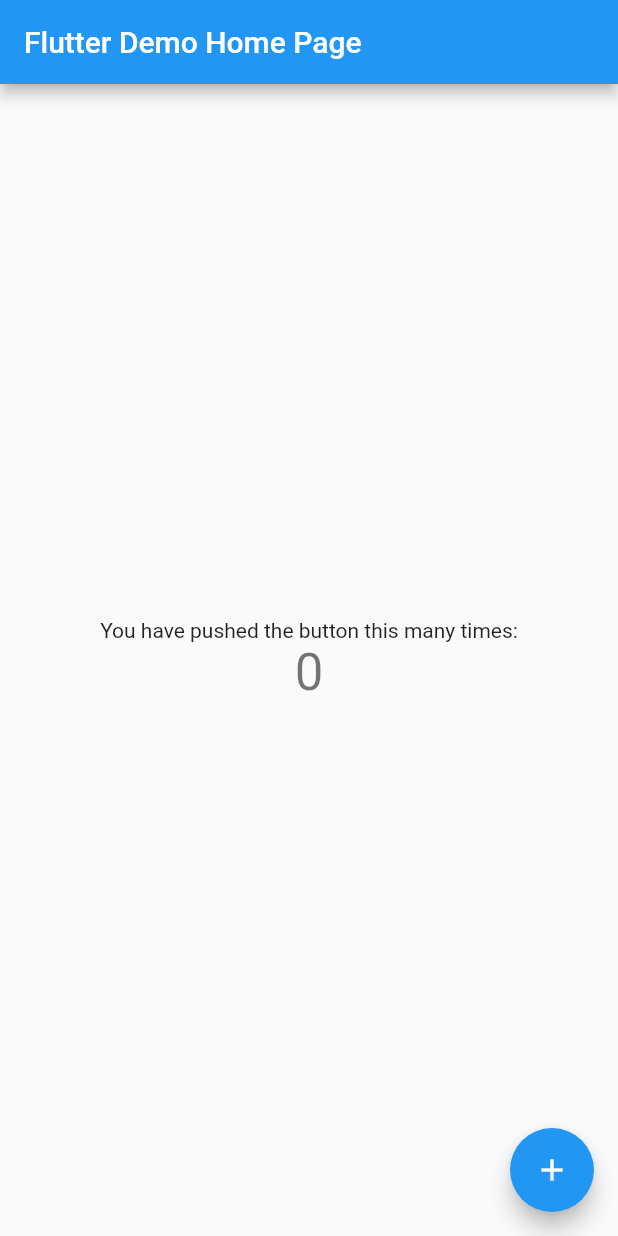
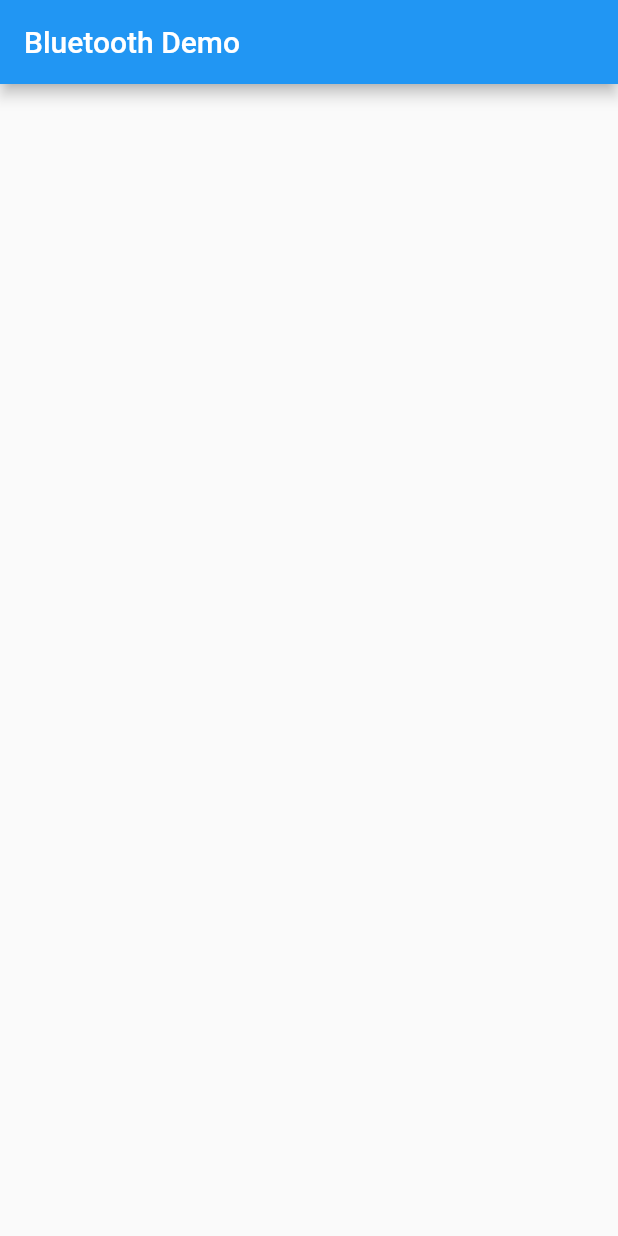
Before and after one commit to Cgende/bor-network, a Flutter app: the screen it shows after launch, on a phone screen of 412 x 824 dp. Run offline on Flutter 3.47's test engine with Material 2 defaults, Android fonts, the phone set to English and light mode, and no system bars; our stand-ins replace flutter_bluetooth_serial; missing offline and left inert: flutter_reactive_ble.

```diff
--- a/lib/main.dart
+++ b/lib/main.dart
@@ -1,4 +1,13 @@
+import 'dart:async';
+import 'dart:collection';
+import 'dart:convert';
+import 'dart:math';
+import 'dart:typed_data';
+import 'dart:core';
+
 import 'package:flutter/material.dart';
+import 'package:flutter_reactive_ble/flutter_reactive_ble.dart';
+import 'package:flutter_bluetooth_serial/flutter_bluetooth_serial.dart';
 
 void main() {
   runApp(const MyApp());
@@ -11,7 +20,7 @@ class MyApp extends StatelessWidget {
   @override
   Widget build(BuildContext context) {
     return MaterialApp(
-      title: 'Flutter Demo',
+      title: 'Bluetooth Demo',
       theme: ThemeData(
         // This is the theme of your application.
         //
@@ -24,7 +33,7 @@ class MyApp extends StatelessWidget {
         // is not restarted.
         primarySwatch: Colors.blue,
       ),
-      home: const MyHomePage(title: 'Flutter Demo Home Page'),
+      home: const MyHomePage(title: 'Bluetooth Demo'),
     );
   }
 }
@@ -48,18 +57,84 @@ class MyHomePage extends StatefulWidget {
 }
 
 class _MyHomePageState extends State<MyHomePage> {
-  int _counter = 0;
+  final flutterReactiveBle = FlutterReactiveBle();
+  List discoveredDevices = [];
 
-  void _incrementCounter() {
-    setState(() {
-      // This call to setState tells the Flutter framework that something has
-      // changed in this State, which causes it to rerun the build method below
-      // so that the display can reflect the updated values. If we changed
-      // _counter without calling setState(), then the build method would not be
-      // called again, and so nothing would appear to happen.
-      _counter++;
+  StreamController<List> discoveredDevicesStreamController = StreamController();
+
+  @override
+  void initState() {
+    super.initState();
+
+    //  BLE
+    flutterReactiveBle.statusStream.listen((status) async {
+      debugPrint("BLE STATUS: ${status.toString()}");
+
+      if(status == BleStatus.ready){
+        flutterReactiveBle.scanForDevices(scanMode: ScanMode.lowLatency, withServices: []).listen((device) {
+        if(!discoveredDevices.any((element) => element.id == device.id)){
+          discoveredDevices.add(device);
+          discoveredDevicesStreamController.add(discoveredDevices);
+          print(discoveredDevices.length);
+        }
+
+          //code for handling results
+        }, onError: (error) {
+          //code for handling error
+        });
+
+
+        // while(true) {
+        //   flutterReactiveBle.connectToDevice(
+        //     // id: "94:B8:6D:F0:BB:48", //WINDOWS
+        //     id: "98:E0:D9:A2:34:A0", // MAC
+        //     connectionTimeout: const Duration(seconds: 15),
+        //   ).listen((connectionState) {
+        //     print("CONNECTION STATE UPDATE: $connectionState");
+        //
+        //     // Handle connection state updates
+        //   }, onError: (Object error) {
+        //     print("ERROR: $error");
+        //     // Handle a possible error
+        //   });
+        //
+        //   await Future.delayed(Duration(seconds: 15));
+        // }
+      }
+      //todo handle statuses
     });
+
+// // BLUETOOTH CLASSIC
+//
+//     () async {
+//       try {
+//         BluetoothConnection connection =
+//             await BluetoothConnection.toAddress("94:B8:6D:F0:BB:48"); // WINDOWS
+//         // BluetoothConnection connection =
+//         //     await BluetoothConnection.toAddress("98:E0:D9:A2:34:A0"); // MAC
+//
+//         print('Connected to the device');
+//
+//         connection.input?.listen((Uint8List data) {
+//           print('Data incoming: ${ascii.decode(data)}');
+//           connection.output.add(data); // Sending data
+//
+//           if (ascii.decode(data).contains('!')) {
+//             connection.finish(); // Closing connection
+//             print('Disconnecting by local host');
+//           }
+//         }).onDone(() {
+//           print('Disconnected by remote request');
+//         });
+//       } catch (exception) {
+//         print('Cannot connect, exception occured');
+//       }
+//     }.call();
   }
+
+  final List<String> entries = <String>['A', 'B', 'C'];
+  final List<int> colorCodes = <int>[600, 500, 100];
+
 
   @override
   Widget build(BuildContext context) {
@@ -78,38 +153,25 @@ class _MyHomePageState extends State<MyHomePage> {
       body: Center(
         // Center is a layout widget. It takes a single child and positions it
         // in the middle of the parent.
-        child: Column(
-          // Column is also a layout widget. It takes a list of children and
-          // arranges them vertically. By default, it sizes itself to fit its
-          // children horizontally, and tries to be as tall as its parent.
-          //
-          // Invoke "debug painting" (press "p" in the console, choose the
-          // "Toggle Debug Paint" action from the Flutter Inspector in Android
-          // Studio, or the "Toggle Debug Paint" command in Visual Studio Code)
-          // to see the wireframe for each widget.
-          //
-          // Column has various properties to control how it sizes itself and
-          // how it positions its children. Here we use mainAxisAlignment to
-          // center the children vertically; the main axis here is the vertical
-          // axis because Columns are vertical (the cross axis would be
-          // horizontal).
-          mainAxisAlignment: MainAxisAlignment.center,
-          children: <Widget>[
-            const Text(
-              'You have pushed the button this many times:',
-            ),
-            Text(
-              '$_counter',
-              style: Theme.of(context).textTheme.headline4,
-            ),
-          ],
+        child: StreamBuilder<List>(
+          stream: discoveredDevicesStreamController.stream,
+          builder: (context, snapshot) {
+            if(snapshot.data==null) return Container();
+
+            return ListView.builder(
+                padding: const EdgeInsets.all(8),
+                itemCount: snapshot.data?.length,
+                itemBuilder: (BuildContext context, int index) {
+                  return Container(
+                    height: 50,
+                    color: Colors.amber,
+                    child: Center(child: Text('Entry ${snapshot.data![index]}')),
+                  );
+                }
+            );
+          }
         ),
       ),
-      floatingActionButton: FloatingActionButton(
-        onPressed: _incrementCounter,
-        tooltip: 'Increment',
-        child: const Icon(Icons.add),
-      ), // This trailing comma makes auto-formatting nicer for build methods.
     );
   }
 }
--- a/pubspec.yaml
+++ b/pubspec.yaml
@@ -36,6 +36,8 @@ dependencies:
   # The following adds the Cupertino Icons font to your application.
   # Use with the CupertinoIcons class for iOS style icons.
   cupertino_icons: ^1.0.2
+  flutter_reactive_ble: ^5.0.2
+  flutter_bluetooth_serial: ^0.3.2
 
 dev_dependencies:
   flutter_test:
```
Also changed, not shown: pubspec.lock, 1 other file.
